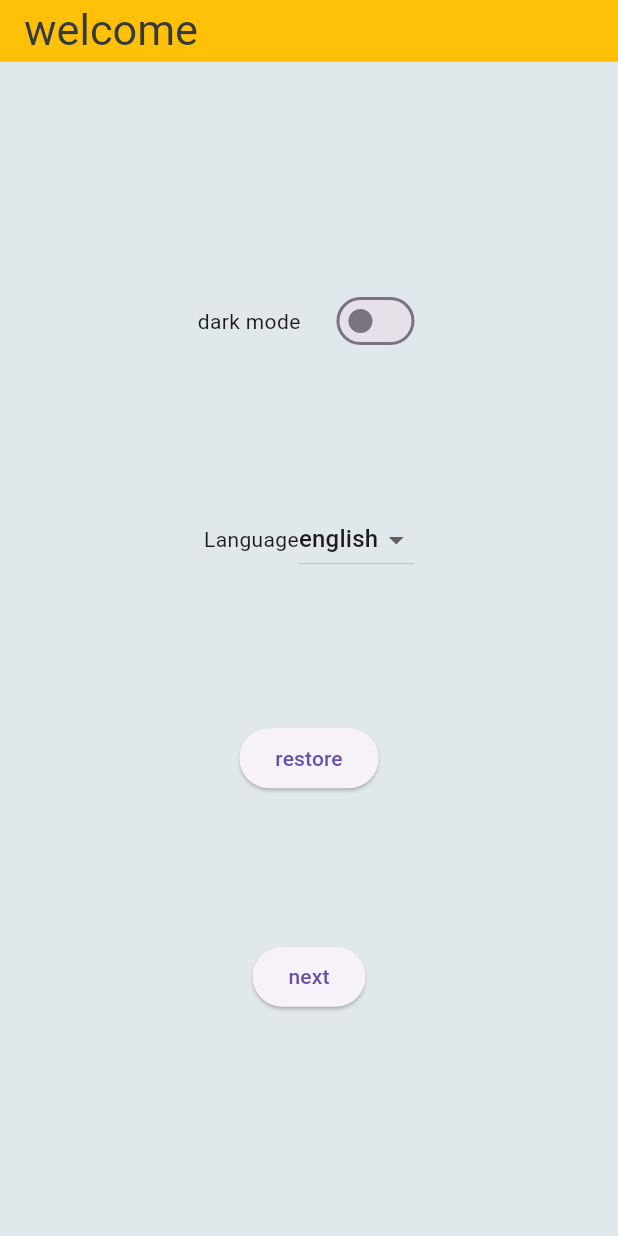
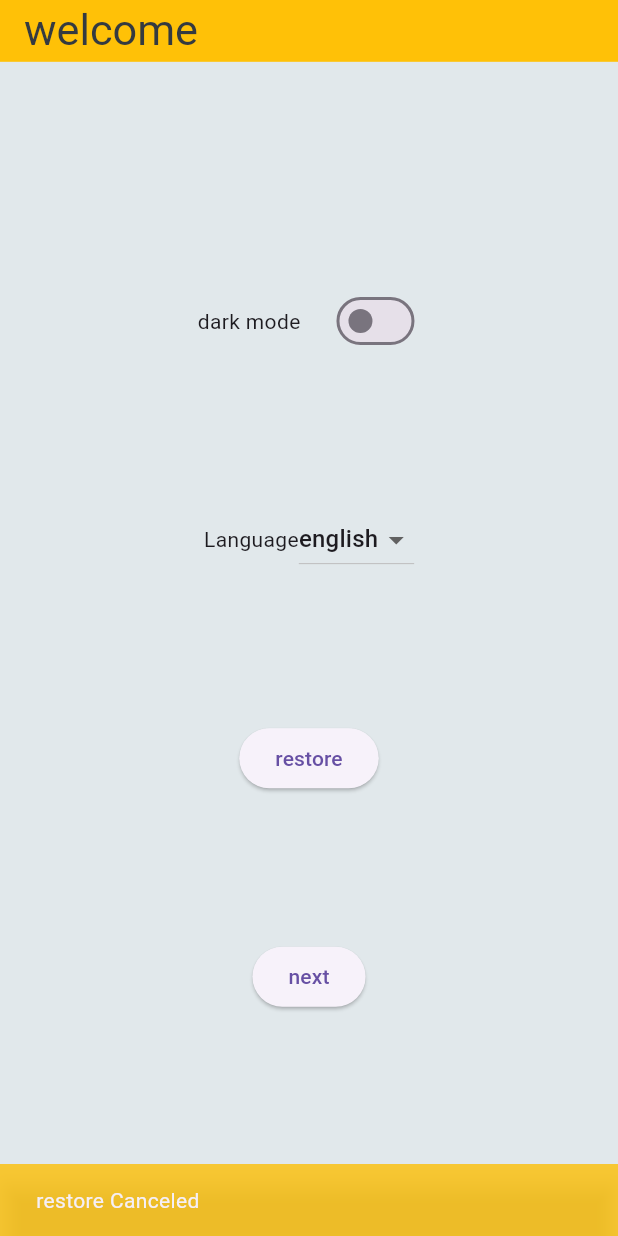
Before and after one commit to Amrd12/gallery-app, a Flutter app: the screen it shows after launch, after a tap on "restore", on a phone screen of 412 x 824 dp. Run offline on Flutter 3.47's test engine with Material 3 defaults, Android fonts, the phone set to English and light mode, and no system bars; our stand-ins replace cached_network_image, dio, easy_localization, file_picker, flutter_bloc, flutter_offline and 5 more; accounts and stored records are empty; generated files the repository leaves out were written again; network calls fail.

Commit message:
setup backup methods

```diff
--- a/lib/data/models/Photo_Model.dart
+++ b/lib/data/models/Photo_Model.dart
@@ -66,7 +66,7 @@ class PhotoModel extends HiveObject {
       photographerId: map['photographer_id'] as int,
       avgColor: map['avg_color'] as String,
       alt: map['alt'] as String,
-      isDownloaded: map['isDownloaded'] as bool,
+      isDownloaded: map['isDownloaded'] as bool? ?? false,
     );
   }
 
--- a/lib/data/repo/search_repo.dart
+++ b/lib/data/repo/search_repo.dart
@@ -8,13 +8,14 @@ import '../api/search_api.dart';
 import '../models/search_model.dart';
 import 'photos_repo.dart';
 
-class Searchrepo {
+class SearchRepo {
   final SearchApi _searchApi = locator.get<SearchApi>();
 
-  PhotosRepo photosrepo = PhotosRepo();
+  PhotosRepo photosrepo = locator.get<PhotosRepo>();
 
-  List<SearchModel> get search =>
-      Hive.box<SearchModel>(HiveBoxNames.searchBox).values.toList();
+  List<SearchModel> pareseSearch(List<Map<String, dynamic>> data) {
+    return data.map((map) => SearchModel.fromMap(map)).toList();
+  }
 
   Future<List<PhotoModel>> getSearchpage(String query, String type) async {
     if (query == "") return [];
--- a/lib/locator.dart
+++ b/lib/locator.dart
@@ -1,7 +1,11 @@
 import 'package:gallaryapp/data/api/curated_photos_api.dart';
 import 'package:gallaryapp/data/api/network.dart';
 import 'package:gallaryapp/data/api/search_api.dart';
+import 'package:gallaryapp/data/repo/photos_repo.dart';
+import 'package:gallaryapp/data/repo/search_repo.dart';
+import 'package:gallaryapp/services/backup/bakeup.dart';
 import 'package:gallaryapp/services/hive_manager/photo_hive_manager.dart';
+import 'package:gallaryapp/services/hive_manager/search_hive_manager.dart';
 import 'package:gallaryapp/services/photo_handeller/photo_handeller.dart';
 import 'package:gallaryapp/services/shared_pref/shared_pref.dart';
 import 'package:gallaryapp/services/storage/storage.dart';
@@ -16,6 +20,10 @@ void setup() {
   locator.registerFactory<SearchApi>(() => SearchApi());
   locator.registerFactory<PhotoHiveManager>(() => PhotoHiveManager());
   locator.registerFactory<PhotoHandeller>(() => PhotoHandeller());
-  // locator.registerFactory<Curatedphotosapi>(() => Curatedphotosapi());
+  locator.registerFactory<SearchHiveManager>(() => SearchHiveManager());
+  locator.registerFactory<Backup>(() => Backup());
+  locator.registerFactory<PhotosRepo>(() => PhotosRepo());
+  locator.registerFactory<SearchRepo>(() => SearchRepo());
+
   locator.registerLazySingleton<SharedPref>(() => SharedPref());
 }
--- /dev/null
+++ b/lib/services/backup/bakeup.dart
@@ -0,0 +1,93 @@
+import 'dart:convert';
+import 'dart:developer';
+import 'package:flutter/services.dart';
+import 'package:gallaryapp/data/models/photo_model.dart';
+import 'package:gallaryapp/data/models/search_model.dart';
+import 'package:gallaryapp/data/repo/photos_repo.dart';
+import 'package:gallaryapp/data/repo/search_repo.dart';
+import 'package:gallaryapp/locator.dart';
+import 'package:gallaryapp/services/hive_manager/photo_hive_manager.dart';
+import 'package:gallaryapp/services/hive_manager/search_hive_manager.dart';
+import 'package:gallaryapp/services/storage/storage.dart';
+import 'package:file_picker/file_picker.dart';
+import 'package:intl/intl.dart';
+
+class Backup {
+  final PhotoHiveManager _photoManager = locator.get<PhotoHiveManager>();
+  final SearchHiveManager _searchManager = locator.get<SearchHiveManager>();
+  final Storage _storage = locator.get<Storage>();
+  final PhotosRepo _photosRepo = locator.get<PhotosRepo>();
+  final SearchRepo _searchRepo = locator.get<SearchRepo>();
+
+  String _makeData() => jsonEncode({
+        "Photos": _photoManager.getAllSaved(),
+        "Search": _searchManager.getAllSaved(),
+      });
+
+  Future<void> restore(
+      {required void Function() onCancel,
+      required void Function() onCompelete}) async {
+    final data = await _pickFile();
+    if (data == null) {
+      onCancel();
+      return;
+    }
+    List<PhotoModel> photosList = _photosRepo.photosMap(data["Photos"]!);
+    _photoManager.addAll(photosList);
+    List<SearchModel> searchList = _searchRepo.pareseSearch(data["Search"]!);
+    _searchManager.addAll(searchList);
+    onCompelete();
+  }
+
+  Future<void> saveFile(
+      {required void Function() onCancel,
+      required void Function() onCompelete}) async {
+    try {
+      String? fileName = await FilePicker.platform.saveFile(
+        fileName:
+            "Backup ${DateFormat('EEE, M-d-y').format(DateTime.now()).toString()}.json",
+        allowedExtensions: ['json'], // Example allowed extension
+        type: FileType.custom, // Use custom if specifying extensions
+        dialogTitle: 'Save Backup',
+      );
+      if (fileName != null) {
+        String data = _makeData();
+        // Assuming you want to save this data to the file
+        await _storage.saveDataToFile(fileName, data);
+        onCompelete();
+      } else {
+        onCancel();
+      }
+    } on PlatformException catch (e) {
+      log('Unsupported operation: $e');
+    } catch (e) {
+      log('Error: $e');
+    }
+  }
+
+  Future<Map<String, dynamic>?> _pickFile() async {
+    try {
+      FilePickerResult? result = await FilePicker.platform.pickFiles(
+        allowedExtensions: ['json'], // Example allowed extension
+        type: FileType.custom, // Use custom if specifying extensions
+        dialogTitle: 'Pick Backup File',
+        withData: true, // Load the file data into memory
+      );
+
+      if (result != null && result.files.single.bytes != null) {
+        String fileContent = utf8.decode(result.files.single.bytes!);
+        Map<String, dynamic> data = jsonDecode(fileContent);
+
+        // Example: You can now use this data in your app
+        log('Photos: ${data["Photos"]}');
+        log('Search: ${data["Search"]}');
+        return data;
+      }
+    } on PlatformException catch (e) {
+      log('Unsupported operation: $e');
+    } catch (e) {
+      log('Error: $e');
+    }
+    return null;
+  }
+}
--- a/lib/services/hive_manager/photo_hive_manager.dart
+++ b/lib/services/hive_manager/photo_hive_manager.dart
@@ -5,5 +5,4 @@ import 'package:gallaryapp/services/hive_manager/hive_manager.dart';
 class PhotoHiveManager extends HiveManager<PhotoModel> {
   @override
   String get boxName => HiveBoxNames.hiveBox;
-  PhotoHiveManager() : super();
 }
--- /dev/null
+++ b/lib/services/hive_manager/search_hive_manager.dart
@@ -0,0 +1,8 @@
+import 'package:gallaryapp/constans/strings.dart';
+import 'package:gallaryapp/data/models/search_model.dart';
+import 'package:gallaryapp/services/hive_manager/hive_manager.dart';
+
+class SearchHiveManager extends HiveManager<SearchModel> {
+  @override
+  String get boxName => HiveBoxNames.searchBox;
+}
--- a/lib/services/photo_handeller/photo_handeller.dart
+++ b/lib/services/photo_handeller/photo_handeller.dart
@@ -30,7 +30,8 @@ class PhotoHandeller {
       void Function(String)? onDownloadError}) async {
     await requestPermission();
     if (model.isInBox == false) await _manager.addToBox(model);
-    _api.saveimg(model, onreceve: onProgress);
+    await _api.saveimg(model, onreceve: onProgress);
+
     model.isDownloaded = true;
     model.save();
     onDownloadCompleted!(model.id.toString());
--- a/lib/ui/screens/explorer_screen/cubit/photo_api_cubit.dart
+++ b/lib/ui/screens/explorer_screen/cubit/photo_api_cubit.dart
@@ -3,9 +3,10 @@ import 'dart:developer';
 import 'package:flutter_bloc/flutter_bloc.dart';
 import 'package:gallaryapp/data/models/photo_model.dart';
 import 'package:gallaryapp/data/repo/photos_repo.dart';
+import 'package:gallaryapp/locator.dart';
 
 class PhotoApiCubit extends Cubit<PhotoApiState> {
-  final PhotosRepo repo = PhotosRepo();
+  final PhotosRepo repo = locator.get<PhotosRepo>();
 
   List<PhotoModel> photos = [];
 
--- a/lib/ui/screens/explorer_screen/cubit/search_api_cubit.dart
+++ b/lib/ui/screens/explorer_screen/cubit/search_api_cubit.dart
@@ -1,3 +1,5 @@
+import 'package:gallaryapp/locator.dart';
+
 import '../../../../data/models/photo_model.dart';
 import '../../../../data/repo/search_repo.dart';
 import 'package:flutter_bloc/flutter_bloc.dart';
@@ -7,7 +9,7 @@ class SearchApiCubit extends Cubit<SearchApiState> {
   SearchApiCubit() : super(SearchApiInitial());
   List<PhotoModel> photoResults = [];
 
-  Searchrepo repo = Searchrepo();
+  SearchRepo repo = locator.get<SearchRepo>();
 
   Future<List<PhotoModel>> getPhotosPage(String query, String type,
       {bool newsearch = false}) async {
--- a/lib/ui/screens/home_screen/cubit/search_storage_cubit.dart
+++ b/lib/ui/screens/home_screen/cubit/search_storage_cubit.dart
@@ -3,18 +3,23 @@ import 'dart:developer';
 import 'package:flutter_bloc/flutter_bloc.dart';
 import 'package:gallaryapp/data/models/search_model.dart';
 import 'package:gallaryapp/data/repo/search_repo.dart';
+import 'package:gallaryapp/locator.dart';
+import 'package:gallaryapp/services/hive_manager/search_hive_manager.dart';
 
 part 'search_storage_state.dart';
 
 class SearchStorageCubit extends Cubit<SearchStorageState> {
   List<SearchModel> searchSugg = [];
-  Searchrepo repo = Searchrepo();
+  final SearchRepo repo = locator.get<SearchRepo>();
+  final SearchHiveManager _manager = locator.get<SearchHiveManager>();
+
   SearchStorageCubit() : super(SearchStorageInitial());
 
   List<SearchModel> getSearchSugg(String text) {
     log("Success ========================");
     searchSugg = [];
-    searchSugg.addAll(repo.search.where((test) => test.name.contains(text)));
+    searchSugg.addAll(
+        _manager.getAllSaved().where((test) => test.name.contains(text)));
     emit(SearchStorageSuccess(search: searchSugg));
     return searchSugg;
   }
--- a/lib/ui/screens/settings_screen/view/setting_screen.dart
+++ b/lib/ui/screens/settings_screen/view/setting_screen.dart
@@ -1,7 +1,9 @@
 import 'package:easy_localization/easy_localization.dart';
 import 'package:flutter/material.dart';
 import 'package:flutter_bloc/flutter_bloc.dart';
+import 'package:gallaryapp/constans/colors.dart';
 import 'package:gallaryapp/locator.dart';
+import 'package:gallaryapp/services/backup/bakeup.dart';
 import 'package:gallaryapp/services/shared_pref/shared_pref.dart';
 import '../cubit/theme_cubit.dart';
 import '../../../main_widgets/app_bar/Custom_App_Bar.dart';
@@ -16,6 +18,7 @@ class SettingScreen extends StatefulWidget {
 class _SettingScreenState extends State<SettingScreen> {
   late ThemeMode theme = _sharedPref.isDark ? ThemeMode.dark : ThemeMode.light;
   final SharedPref _sharedPref = locator.get<SharedPref>();
+  final Backup _backup = locator.get<Backup>();
   @override
   Widget build(BuildContext context) {
     final wid = MediaQuery.of(context).size.height;
@@ -66,9 +69,17 @@ class _SettingScreenState extends State<SettingScreen> {
                     )
                   ],
                 ),
-                ElevatedButton(onPressed: () {}, child: Text("restore".tr())),
+                ElevatedButton(
+                    onPressed: () => _backup.restore(
+                        onCancel: () => _showSnackBar("restore Canceled"),
+                        onCompelete: () => _showSnackBar("restore Compelete")),
+                    child: Text("restore".tr())),
                 if (!_sharedPref.isFirstRun)
-                  ElevatedButton(onPressed: () {}, child: Text("save".tr())),
+                  ElevatedButton(
+                      onPressed: () => _backup.saveFile(
+                          onCancel: () => _showSnackBar("Save Canceled"),
+                          onCompelete: () => _showSnackBar("Save Compelete")),
+                      child: Text("save".tr())),
                 if (_sharedPref.isFirstRun)
                   ElevatedButton(
                       onPressed: () =>
@@ -77,9 +88,15 @@ class _SettingScreenState extends State<SettingScreen> {
               ],
             ),
           );
-
         },
       ),
     );
   }
+
+  void _showSnackBar(String message) {
+    ScaffoldMessenger.of(context).showSnackBar(SnackBar(
+      content: Text(message),
+      backgroundColor: MyColors.myYellow.withOpacity(.8),
+    ));
+  }
 }
--- a/pubspec.yaml
+++ b/pubspec.yaml
@@ -25,6 +25,7 @@ dependencies:
   path:
   flutter_file_downloader: ^2.0.0
   permission_handler: ^11.3.1
+  file_picker: ^8.1.2
 
 dev_dependencies:
   build_runner: null
```
Also changed, not shown: lib/data/repo/photos_repo.dart (+11 -11 lines), lib/services/storage/storage.dart (+6 -1 lines), lib/ui/main_widgets/photo_item/custom_icon.dart (+6 -2 lines), lib/ui/screens/home_screen/cubit/photo_storage_cubit.dart (+11 -3 lines), pubspec.lock.
